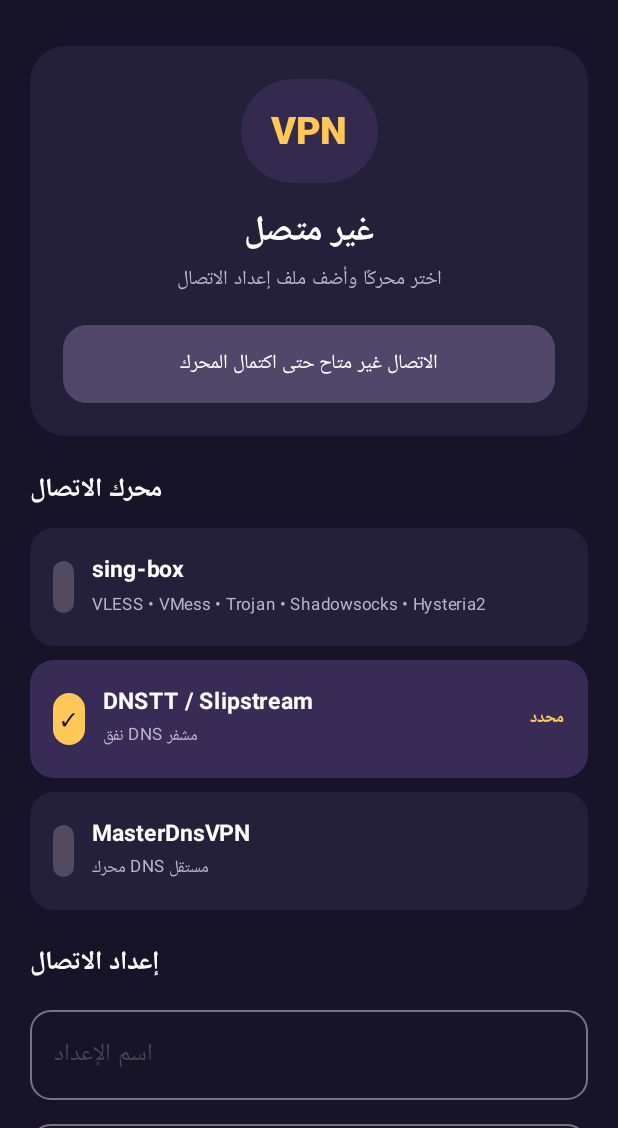
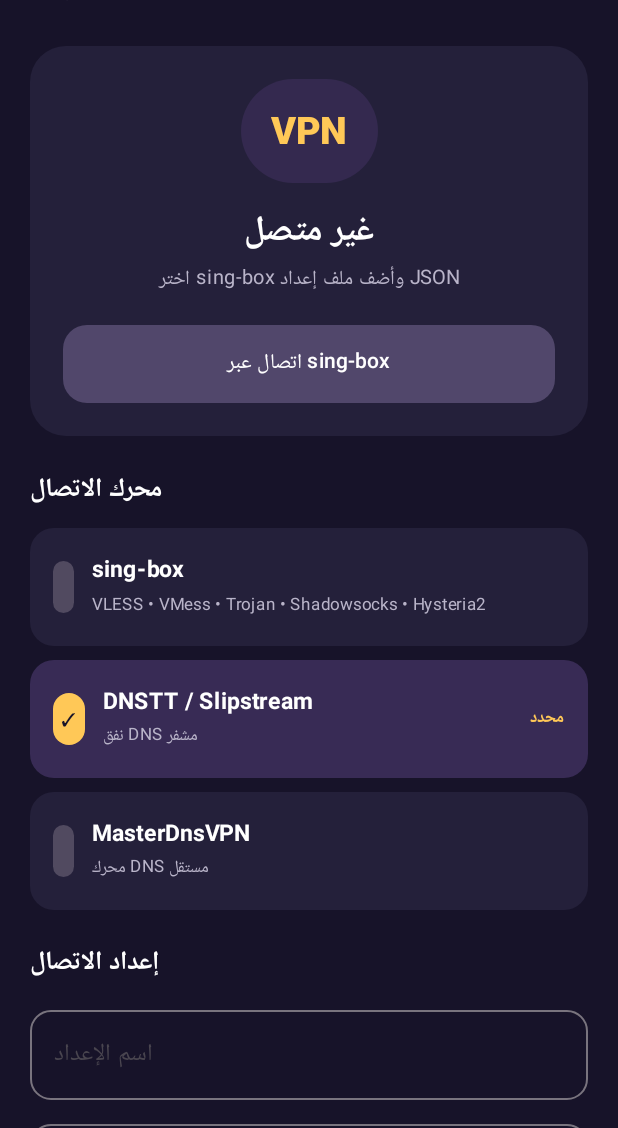
Before and after one commit to elbrance25-byte/EGY-VPN, an Android app built with Jetpack Compose: the screen it shows after launch (MainActivity), on a phone screen of 412 x 824 dp, the part 108-1236 px from its top. Run offline under Robolectric (Android 15) with nearby library versions, the phone set to English and light mode, and no system bars; 1 statement that could not run was skipped.

Commit message:
Enable sing-box connection flow and VPN permission prompt

```diff
--- a/app/src/main/java/com/egyvpn/app/MainActivity.kt
+++ b/app/src/main/java/com/egyvpn/app/MainActivity.kt
@@ -1,11 +1,18 @@
 package com.egyvpn.app
 
 import android.os.Bundle
+import android.app.Activity
+import android.content.Intent
+import android.content.BroadcastReceiver
+import android.content.IntentFilter
+import android.net.VpnService
 import android.widget.Toast
 import androidx.activity.ComponentActivity
 import androidx.activity.compose.rememberLauncherForActivityResult
 import androidx.activity.compose.setContent
 import androidx.activity.result.contract.ActivityResultContracts
+import androidx.compose.runtime.DisposableEffect
+import androidx.core.content.ContextCompat
 import androidx.compose.foundation.background
 import androidx.compose.foundation.clickable
 import androidx.compose.foundation.layout.Arrangement
@@ -45,6 +52,9 @@ import androidx.compose.ui.text.style.TextAlign
 import androidx.compose.ui.unit.dp
 import androidx.compose.ui.unit.sp
 import com.egyvpn.app.core.EngineId
+import com.egyvpn.app.core.SingBoxConfigValidator
+import com.egyvpn.app.core.TunnelProfile
+import com.egyvpn.app.vpn.EgyVpnService
 
 private val Navy = Color(0xFF171329)
 private val Panel = Color(0xFF24203A)
@@ -68,6 +78,44 @@ private fun EgyVpnHome() {
     }
     var profile by remember { mutableStateOf(prefs.getString("profile", "") ?: "") }
     var profileName by remember { mutableStateOf(prefs.getString("profile_name", "") ?: "") }
+    var isConnected by remember { mutableStateOf(prefs.getBoolean("connected", false)) }
+    var pendingConfig by remember { mutableStateOf<String?>(null) }
+
+    val startVpnService: (String) -> Unit = { config ->
+        ContextCompat.startForegroundService(
+            context,
+            Intent(context, EgyVpnService::class.java).apply {
+                action = EgyVpnService.ACTION_CONNECT
+                putExtra(EgyVpnService.EXTRA_CONFIG, config)
+            }
+        )
+    }
+    val vpnPermission = rememberLauncherForActivityResult(
+        contract = ActivityResultContracts.StartActivityForResult()
+    ) { result ->
+        val config = pendingConfig
+        if (result.resultCode == Activity.RESULT_OK && config != null) {
+            startVpnService(config)
+        } else {
+            Toast.makeText(context, "لم يتم منح إذن VPN", Toast.LENGTH_SHORT).show()
+        }
+        pendingConfig = null
+    }
+
+    DisposableEffect(context) {
+        val receiver = object : BroadcastReceiver() {
+            override fun onReceive(context: android.content.Context?, intent: Intent?) {
+                if (intent?.action == EgyVpnService.ACTION_STATE) {
+                    isConnected = intent.getBooleanExtra("connected", false)
+                }
+            }
+        }
+        ContextCompat.registerReceiver(
+            context, receiver, IntentFilter(EgyVpnService.ACTION_STATE),
+            ContextCompat.RECEIVER_NOT_EXPORTED
+        )
+        onDispose { runCatching { context.unregisterReceiver(receiver) } }
+    }
 
     val importProfile = rememberLauncherForActivityResult(
         contract = ActivityResultContracts.OpenDocument()
@@ -124,19 +172,39 @@ private fun EgyVpnHome() {
                             Text("VPN", color = Gold, fontSize = 25.sp, fontWeight = FontWeight.Black)
                         }
                         Spacer(Modifier.height(14.dp))
-                        Text("غير متصل", color = Color.White, fontSize = 23.sp, fontWeight = FontWeight.Bold)
-                        Text("اختر محركًا وأضف ملف إعداد الاتصال", color = Muted, fontSize = 13.sp, textAlign = TextAlign.Center)
+                        Text(if (isConnected) "متصل" else "غير متصل", color = if (isConnected) Gold else Color.White, fontSize = 23.sp, fontWeight = FontWeight.Bold)
+                        Text("اختر sing-box وأضف ملف إعداد JSON", color = Muted, fontSize = 13.sp, textAlign = TextAlign.Center)
                         Spacer(Modifier.height(18.dp))
                         Button(
                             onClick = {
-                                Toast.makeText(context, "لم يتم تفعيل الاتصال بعد: يجري استكمال ربط محرك النفق الحقيقي.", Toast.LENGTH_LONG).show()
+                                if (isConnected) {
+                                    context.startService(Intent(context, EgyVpnService::class.java).setAction(EgyVpnService.ACTION_STOP))
+                                } else {
+                                    val candidate = profile.trim()
+                                    val check = SingBoxConfigValidator.validate(
+                                        TunnelProfile("default", EngineId.SING_BOX, "sing-box-json", candidate)
+                                    )
+                                    if (selectedEngine != EngineId.SING_BOX.name) {
+                                        Toast.makeText(context, "محرك sing-box هو المحرك المتاح حاليًا للاختبار", Toast.LENGTH_LONG).show()
+                                    } else if (!check.valid) {
+                                        Toast.makeText(context, check.error ?: "إعداد غير صالح", Toast.LENGTH_LONG).show()
+                                    } else {
+                                        pendingConfig = candidate
+                                        val permissionIntent = VpnService.prepare(context)
+                                        if (permissionIntent == null) startVpnService(candidate)
+                                        else vpnPermission.launch(permissionIntent)
+                                    }
+                                }
                             },
-                            enabled = false,
+                            enabled = isConnected || (selectedEngine == EngineId.SING_BOX.name && profile.isNotBlank()),
                             modifier = Modifier.fillMaxWidth().height(52.dp),
                             shape = RoundedCornerShape(16.dp),
-                            colors = ButtonDefaults.buttonColors(disabledContainerColor = Color(0xFF51476B))
+                            colors = ButtonDefaults.buttonColors(
+                                containerColor = if (isConnected) Color(0xFF8B3434) else Purple,
+                                disabledContainerColor = Color(0xFF51476B)
+                            )
                         ) {
-                            Text("الاتصال غير متاح حتى اكتمال المحرك", color = Color.White, fontSize = 13.sp)
+                            Text(if (isConnected) "قطع الاتصال" else "اتصال عبر sing-box", color = Color.White, fontSize = 14.sp)
                         }
                     }
                 }
@@ -200,7 +268,7 @@ private fun EgyVpnHome() {
                     minLines = 5,
                     maxLines = 9,
                     label = { Text("الصق رابط أو ملف الإعداد") },
-                    placeholder = { Text("VLESS / VMess / Trojan / JSON أو إعداد DNS المدعوم") },
+                    placeholder = { Text("الصق إعداد sing-box بصيغة JSON") },
                     shape = RoundedCornerShape(14.dp)
                 )
                 Spacer(Modifier.height(10.dp))
@@ -237,7 +305,7 @@ private fun EgyVpnHome() {
 
                 Spacer(Modifier.height(18.dp))
                 Text(
-                    "تنبيه: واجهة التطبيق وحفظ الإعدادات يعملان. الاتصال الفعلي سيظل مقفولًا حتى اكتمال ربط المحرك واختبار مرور الإنترنت؛ لن نعرض حالة اتصال وهمية.",
+                    "تنبيه: واجهة التطبيق وحفظ الإعدادات يعملان. اتصال sing-box يحتاج إعداد JSON صالحًا. لا تعتبر حالة الاتصال دليلًا نهائيًا على مرور الإنترنت قبل اختباره على الجهاز.",
                     color = Gold,
                     fontSize = 12.sp,
                     textAlign = TextAlign.Center,
```
